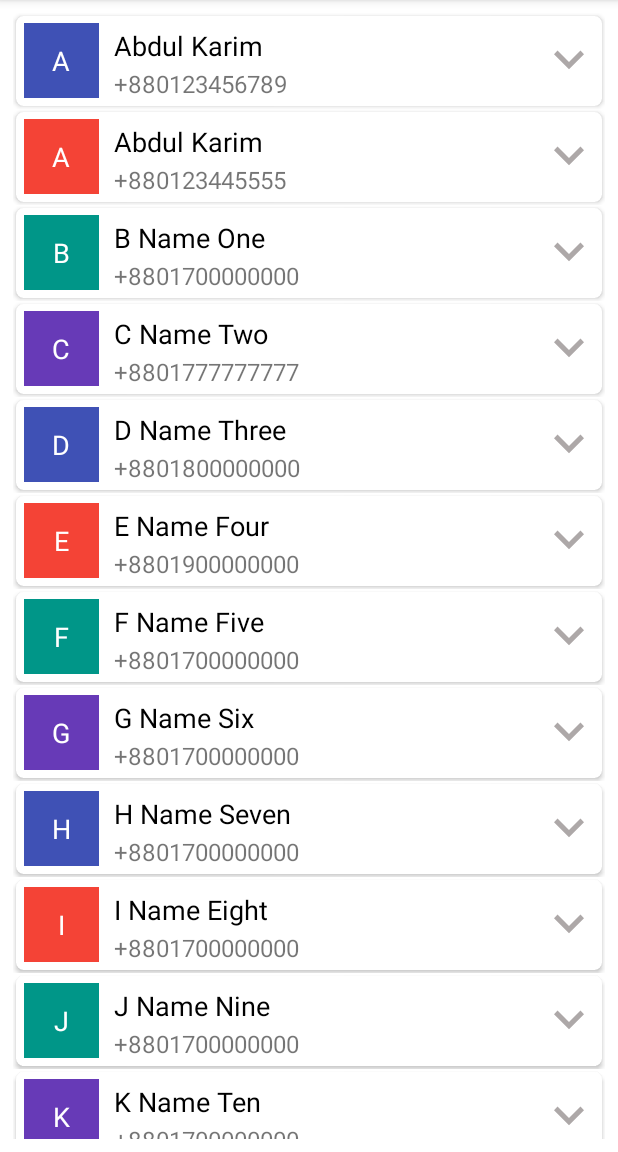
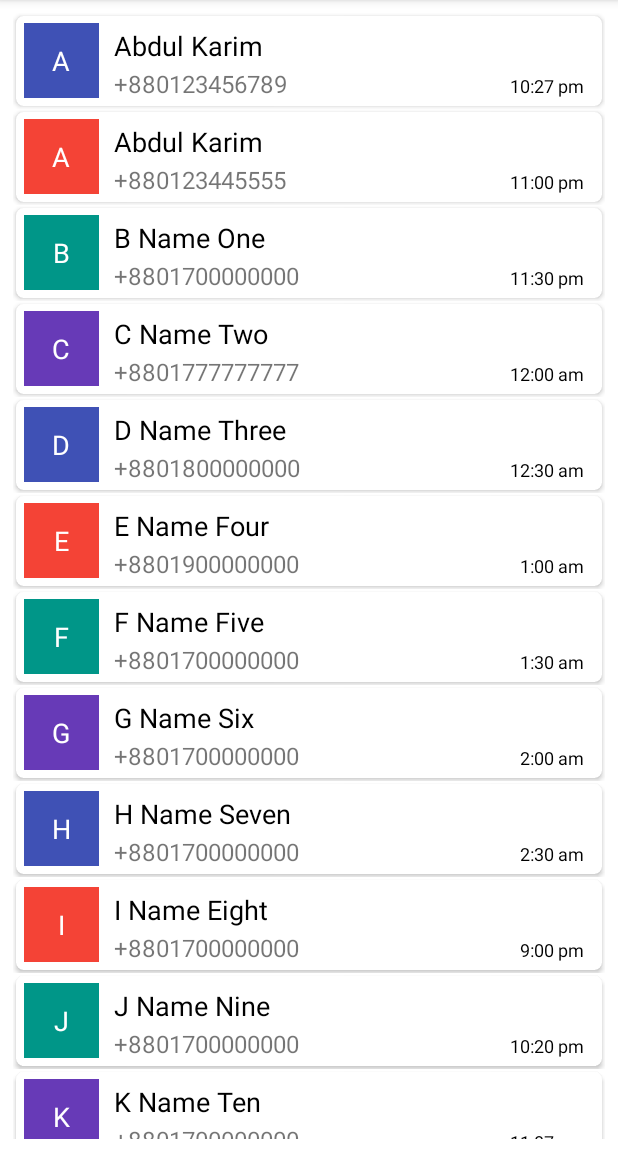
Before and after one commit to abdulkarim8293/RecyclerView, an Android app: the screen it shows after launch (MainActivity), on a phone screen of 412 x 824 dp, the part 84-1236 px from its top. Run offline under Robolectric (Android 15) with nearby library versions, the phone set to English and light mode, and no system bars.

Commit message:
update adapter

```diff
--- a/app/src/main/java/com/android/abdulkarim/recyclerview/Contact.java
+++ b/app/src/main/java/com/android/abdulkarim/recyclerview/Contact.java
@@ -4,10 +4,12 @@ public class Contact {
 
     private String contactName;
     private String contactNumber;
+    private String cTime;
 
-    public Contact(String contactName, String contactNumber) {
+    public Contact(String contactName, String contactNumber,String cTime) {
         this.contactName = contactName;
         this.contactNumber = contactNumber;
+        this.cTime = cTime;
     }
 
     public String getContactName() {
@@ -17,4 +19,7 @@ public class Contact {
     public String getContactNumber() {
         return contactNumber;
     }
+    public String getcTime(){
+        return cTime;
+    }
 }
--- a/app/src/main/java/com/android/abdulkarim/recyclerview/ContactAdapter.java
+++ b/app/src/main/java/com/android/abdulkarim/recyclerview/ContactAdapter.java
@@ -16,13 +16,11 @@ import java.util.List;
 public class ContactAdapter extends RecyclerView.Adapter<ContactAdapter.MyViewHolder> {
 
     private List<Contact> contactList;
-    private Context context;
     private String[] iColors = {"#3F51B5","#F44336","#009688","#673AB7"};
 
     private OnItemClickListener onItemClickListener;
 
-    public ContactAdapter(Context context, List<Contact> contactList,OnItemClickListener onItemClickListener){
-        this.context = context;
+    public ContactAdapter(List<Contact> contactList,OnItemClickListener onItemClickListener){
         this.contactList = contactList;
         this.onItemClickListener = onItemClickListener;
     }
@@ -31,7 +29,7 @@ public class ContactAdapter extends RecyclerView.Adapter<ContactAdapter.MyViewHo
     @Override
     public MyViewHolder onCreateViewHolder(@NonNull ViewGroup parent, int viewType) {
 
-        View view = LayoutInflater.from(context).inflate(R.layout.item_recycler_view,parent,false);
+        View view = LayoutInflater.from(parent.getContext()).inflate(R.layout.item_recycler_view,parent,false);
         return new MyViewHolder(view);
 
     }
@@ -43,6 +41,7 @@ public class ContactAdapter extends RecyclerView.Adapter<ContactAdapter.MyViewHo
         holder.icon.setText(String.valueOf(contactList.get(position).getContactName().charAt(0)));
         holder.contactName.setText(contactList.get(position).getContactName());
         holder.contactNumber.setText(contactList.get(position).getContactNumber());
+        holder.cTime.setText(contactList.get(position).getcTime());
 
         holder.iconBackground.setOnClickListener(new View.OnClickListener() {
             @Override
@@ -60,13 +59,14 @@ public class ContactAdapter extends RecyclerView.Adapter<ContactAdapter.MyViewHo
 
     public class MyViewHolder extends RecyclerView.ViewHolder {
 
-        private TextView icon,contactName,contactNumber;
+        private TextView icon,contactName,contactNumber,cTime;
         private RelativeLayout iconBackground;
 
         public MyViewHolder(@NonNull View itemView) {
             super(itemView);
             contactName = itemView.findViewById(R.id.contactNameTextView);
             contactNumber = itemView.findViewById(R.id.contactNumberTextView);
+            cTime = itemView.findViewById(R.id.cTimeTextView);
             icon = itemView.findViewById(R.id.iconTextView);
             iconBackground = itemView.findViewById(R.id.iconRL);
 
--- /dev/null
+++ b/app/src/main/java/com/android/abdulkarim/recyclerview/Data.java
@@ -0,0 +1,30 @@
+package com.android.abdulkarim.recyclerview;
+
+import java.util.ArrayList;
+import java.util.List;
+
+public  class Data {
+
+    public List<Contact> getContactList (){
+
+        List<Contact> contactList = new ArrayList<>();
+
+        contactList.add(new Contact("Abdul Karim","+880123456789","10:27 pm"));
+        contactList.add(new Contact("Abdul Karim","+880123445555","11:00 pm"));
+        contactList.add(new Contact("B Name One","+8801700000000","11:30 pm"));
+        contactList.add(new Contact("C Name Two","+8801777777777","12:00 am"));
+        contactList.add(new Contact("D Name Three","+8801800000000","12:30 am"));
+        contactList.add(new Contact("E Name Four","+8801900000000","1:00 am"));
+        contactList.add(new Contact("F Name Five","+8801700000000","1:30 am"));
+        contactList.add(new Contact("G Name Six","+8801700000000","2:00 am"));
+        contactList.add(new Contact("H Name Seven","+8801700000000","2:30 am"));
+        contactList.add(new Contact("I Name Eight","+8801700000000","9:00 pm"));
+        contactList.add(new Contact("J Name Nine","+8801700000000","10:20 pm"));
+        contactList.add(new Contact("K Name Ten","+8801700000000","11:07 pm"));
+        contactList.add(new Contact("L Name Eleven","+8801700000000","11:30 pm"));
+        contactList.add(new Contact("M Name Twelve","+8801700000000","11:50 pm"));
+
+        return contactList;
+
+    }
+}
--- a/app/src/main/java/com/android/abdulkarim/recyclerview/MainActivity.java
+++ b/app/src/main/java/com/android/abdulkarim/recyclerview/MainActivity.java
@@ -12,6 +12,7 @@ import java.util.List;
 
 public class MainActivity extends AppCompatActivity implements OnItemClickListener {
 
+    private List<Contact> contactList;
     private RecyclerView recyclerView;
 
     @Override
@@ -19,38 +20,22 @@ public class MainActivity extends AppCompatActivity implements OnItemClickListen
         super.onCreate(savedInstanceState);
         setContentView(R.layout.activity_main);
 
-        ContactAdapter contactAdapter = new ContactAdapter(this,getContactList(),this);
+        contactList = new Data().getContactList();
+
+        ContactAdapter contactAdapter = new ContactAdapter(contactList,this);
         recyclerView = findViewById(R.id.recyclerViewId);
         recyclerView.setAdapter(contactAdapter);
         recyclerView.setLayoutManager(new LinearLayoutManager(this));
 
     }
 
-    public List<Contact> getContactList (){
-
-        List<Contact> contactList = new ArrayList<>();
-
-        contactList.add(new Contact("Abdul Karim","+880123456789"));
-        contactList.add(new Contact("Abdul Karim","+880123445555"));
-        contactList.add(new Contact("B Name One","+8801700000000"));
-        contactList.add(new Contact("C Name Two","+8801777777777"));
-        contactList.add(new Contact("D Name Three","+8801800000000"));
-        contactList.add(new Contact("E Name Four","+8801900000000"));
-        contactList.add(new Contact("F Name Five","+8801700000000"));
-        contactList.add(new Contact("G Name Six","+8801700000000"));
-        contactList.add(new Contact("H Name Seven","+8801700000000"));
-        contactList.add(new Contact("I Name Eight","+8801700000000"));
-        contactList.add(new Contact("J Name Nine","+8801700000000"));
-        contactList.add(new Contact("K Name Ten","+8801700000000"));
-        contactList.add(new Contact("L Name Eleven","+8801700000000"));
-        contactList.add(new Contact("M Name Twelve","+8801700000000"));
-
-        return contactList;
-
+    @Override
+    public void onItemClick(int position) {
+        Toast.makeText(this, "Time : "+contactList.get(position).getcTime(), Toast.LENGTH_SHORT).show();
     }
 
     @Override
-    public void onItemClick(int position) {
-        Toast.makeText(this, ""+position, Toast.LENGTH_SHORT).show();
+    public void onItemLongClick(int position) {
+
     }
 }
--- a/app/src/main/java/com/android/abdulkarim/recyclerview/OnItemClickListener.java
+++ b/app/src/main/java/com/android/abdulkarim/recyclerview/OnItemClickListener.java
@@ -2,4 +2,5 @@ package com.android.abdulkarim.recyclerview;
 
 public interface OnItemClickListener {
     void onItemClick(int position);
+    void onItemLongClick(int position);
 }
--- a/app/src/main/res/layout/item_recycler_view.xml
+++ b/app/src/main/res/layout/item_recycler_view.xml
@@ -51,28 +51,32 @@
                     android:textColor="#000000"
                     android:layout_marginBottom="2dp"
                     android:textSize="18sp" />
+                <LinearLayout
+                    android:orientation="horizontal"
+                    android:layout_width="match_parent"
+                    android:layout_height="wrap_content">
                     <TextView
                         android:layout_marginBottom="2dp"
                         android:layout_marginLeft="10dp"
                         android:id="@+id/contactNumberTextView"
-                    android:layout_width="match_parent"
+                        android:layout_width="0dp"
+                        android:layout_weight="1"
                         android:layout_height="wrap_content"
                         android:gravity="center_vertical"
                         android:text="0123456789"
                         android:textSize="16sp" />
+                    <TextView
+                        android:layout_marginBottom="2dp"
+                        android:layout_marginRight="10dp"
+                        android:id="@+id/cTimeTextView"
+                        android:layout_width="wrap_content"
+                        android:layout_height="wrap_content"
+                        android:gravity="center_vertical"
+                        android:text="11:00 pm"
+                        android:textColor="#000000"
+                        android:textSize="12sp" />
                 </LinearLayout>
-
-            <RelativeLayout
-                android:layout_gravity="center_vertical"
-                android:layout_width="wrap_content"
-                android:layout_height="wrap_content">
-                <ImageView
-                    android:layout_centerInParent="true"
-                    android:layout_width="40dp"
-                    android:layout_height="40dp"
-                    android:src="@drawable/ic_keyboard_arrow_down_black_24dp"
-                    android:tint="#ADA8A8"/>
-            </RelativeLayout>
+            </LinearLayout>
 
 
         </LinearLayout>
```
Lines whose indentation alone changed are shown as unchanged.
